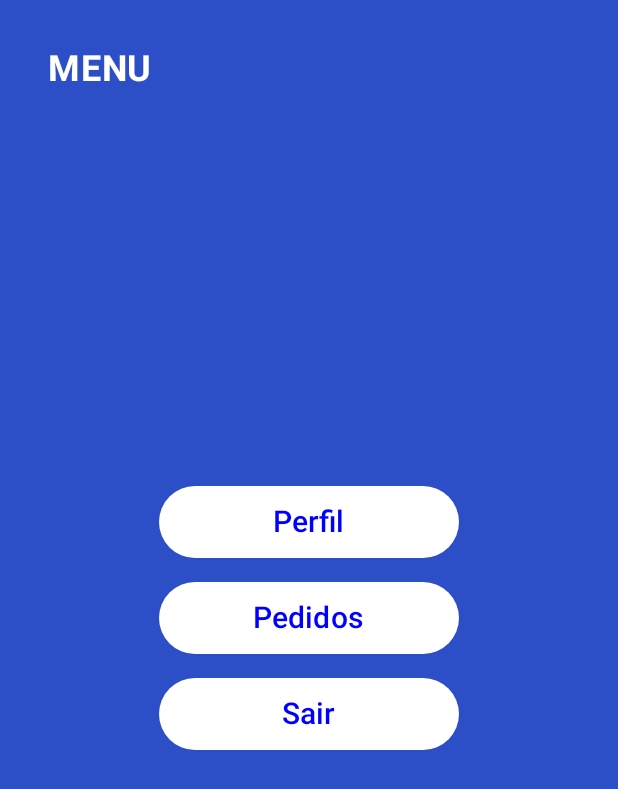
After one commit to Guilherme26BC/android-5-navigation-between-screens, an Android app built with Jetpack Compose: the composable MenuScreen shown on its own in the app's theme, on a phone screen of 412 x 824 dp. The commit adds this screen. Shown: the top 789 px of the screen. Run offline under Robolectric (Android 15) with nearby library versions, the phone set to English and light mode, and no system bars.

Commit message:
implementacao da tela MENU

```diff
--- a/app/src/main/java/guilherme26bc/com/github/navegacao_entre_telas/MainActivity.kt
+++ b/app/src/main/java/guilherme26bc/com/github/navegacao_entre_telas/MainActivity.kt
@@ -11,6 +11,7 @@ import androidx.compose.material3.Text
 import androidx.compose.runtime.Composable
 import androidx.compose.ui.Modifier
 import androidx.compose.ui.tooling.preview.Preview
+import guilherme26bc.com.github.navegacao_entre_telas.screens.LoginScreen
 import guilherme26bc.com.github.navegacao_entre_telas.ui.theme.Navegacao_entre_telasTheme
 
 class MainActivity : ComponentActivity() {
@@ -20,6 +21,7 @@ class MainActivity : ComponentActivity() {
         setContent {
             Navegacao_entre_telasTheme {
                 Scaffold(modifier = Modifier.fillMaxSize()) { innerPadding ->
+                    LoginScreen(modifier = Modifier.padding((innerPadding)))
                 }
             }
         }
--- /dev/null
+++ b/app/src/main/java/guilherme26bc/com/github/navegacao_entre_telas/screens/MenuScreen.kt
@@ -0,0 +1,80 @@
+package guilherme26bc.com.github.navegacao_entre_telas.screens
+
+import androidx.compose.foundation.background
+import androidx.compose.foundation.layout.Box
+import androidx.compose.foundation.layout.Column
+import androidx.compose.foundation.layout.Spacer
+import androidx.compose.foundation.layout.fillMaxSize
+import androidx.compose.foundation.layout.fillMaxWidth
+import androidx.compose.foundation.layout.height
+import androidx.compose.foundation.layout.padding
+import androidx.compose.foundation.layout.size
+import androidx.compose.material3.Button
+import androidx.compose.material3.ButtonDefaults
+import androidx.compose.material3.Text
+import androidx.compose.runtime.Composable
+import androidx.compose.ui.Alignment
+import androidx.compose.ui.Modifier
+import androidx.compose.ui.graphics.Color
+import androidx.compose.ui.text.font.FontWeight
+import androidx.compose.ui.unit.dp
+import androidx.compose.ui.unit.sp
+
+@Composable
+fun MenuScreen(modifier: Modifier = Modifier) {
+    Box(
+        modifier = modifier
+            .fillMaxSize()
+            .background(Color(0xFF2C4EC7))
+            .padding(32.dp)
+    ) {
+        Text(
+            text = "MENU",
+            fontSize = 24.sp,
+            fontWeight = FontWeight.Bold,
+            color = Color.White
+        )
+        Column(
+            horizontalAlignment = Alignment.CenterHorizontally,
+            modifier = Modifier
+                .fillMaxWidth()
+                .align(Alignment.Center)
+        ) {
+            Button(
+                onClick = { /*TODO*/ },
+                colors = ButtonDefaults.buttonColors(Color.White),
+                modifier = Modifier.size(width = 200.dp, height = 48.dp)
+            ) {
+                Text(
+                    text = "Perfil",
+                    fontSize = 20.sp,
+                    color = Color.Blue
+                )
+            }
+            Spacer(modifier = Modifier.height(16.dp))
+            Button(
+                onClick = { /*TODO*/ },
+                colors = ButtonDefaults.buttonColors(Color.White),
+                modifier = Modifier.size(width = 200.dp, height = 48.dp)
+            ) {
+                Text(
+                    text = "Pedidos",
+                    fontSize = 20.sp,
+                    color = Color.Blue
+                )
+            }
+            Spacer(modifier = Modifier.height(16.dp))
+            Button(
+                onClick = { /*TODO*/ },
+                colors = ButtonDefaults.buttonColors(Color.White),
+                modifier = Modifier.size(width = 200.dp, height = 48.dp)
+            ) {
+                Text(
+                    text = "Sair",
+                    fontSize = 20.sp,
+                    color = Color.Blue
+                )
+            }
+        }
+    }
+}
```
Also changed, not shown: app/src/main/java/guilherme26bc/com/github/navegacao_entre_telas/screens/LoginScreen.kt (line endings or trailing spaces).
